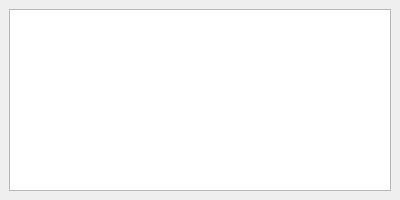
Qt form ui/designer/note_debugger.ui (DoubleF3lix/Piano-Trainer) before a commit.
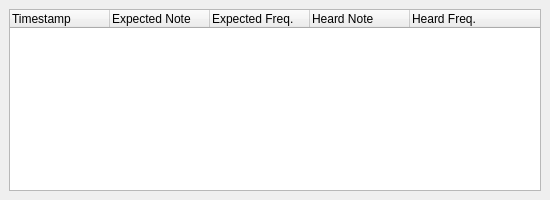
The same form after that commit.

Commit message: Cleaned up a ton of code internally, switched to using Note as an object instead of string, finished implementing the note debugger, changed UI to add upcoming profile stuff, added platform detection and support for loading different lilypond binaries based on OS, updated lilypond to 2.24.2, and removed lilypond binaries from repo

```diff
--- a/ui/designer/note_debugger.ui
+++ b/ui/designer/note_debugger.ui
@@ -6,7 +6,7 @@
    <rect>
     <x>0</x>
     <y>0</y>
-    <width>400</width>
+    <width>550</width>
     <height>200</height>
    </rect>
   </property>
@@ -30,7 +30,36 @@
     <item>
      <layout class="QVBoxLayout" name="note_debugger_layout">
       <item>
-       <widget class="QListWidget" name="note_debugger_display"/>
+       <widget class="QTreeWidget" name="note_debugger_display">
+        <property name="rootIsDecorated">
+         <bool>false</bool>
+        </property>
+        <column>
+         <property name="text">
+          <string>Timestamp</string>
+         </property>
+        </column>
+        <column>
+         <property name="text">
+          <string>Expected Note</string>
+         </property>
+        </column>
+        <column>
+         <property name="text">
+          <string>Expected Freq.</string>
+         </property>
+        </column>
+        <column>
+         <property name="text">
+          <string>Heard Note</string>
+         </property>
+        </column>
+        <column>
+         <property name="text">
+          <string>Heard Freq.</string>
+         </property>
+        </column>
+       </widget>
       </item>
      </layout>
     </item>
```
The commit also changes 1159 other files.
